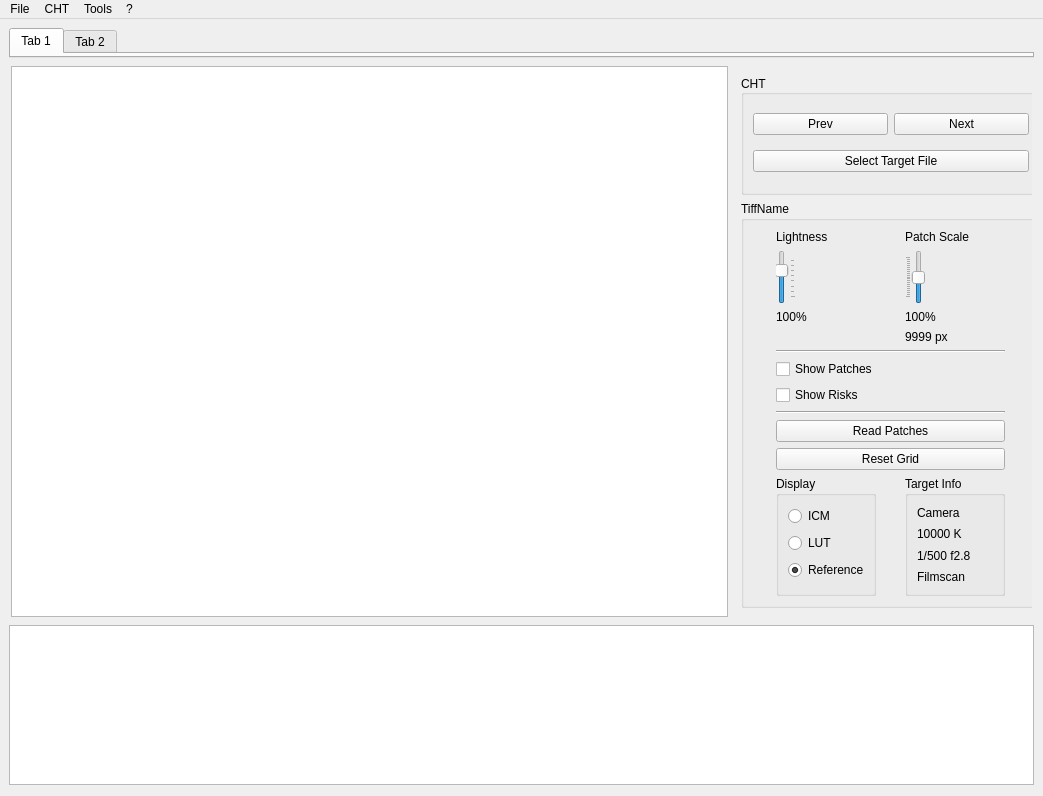
Before: the Qt Designer form src/tools/profiling/support/patch_reader.ui in Valdas2000/flab-DIY-stack, drawn with Qt 5.
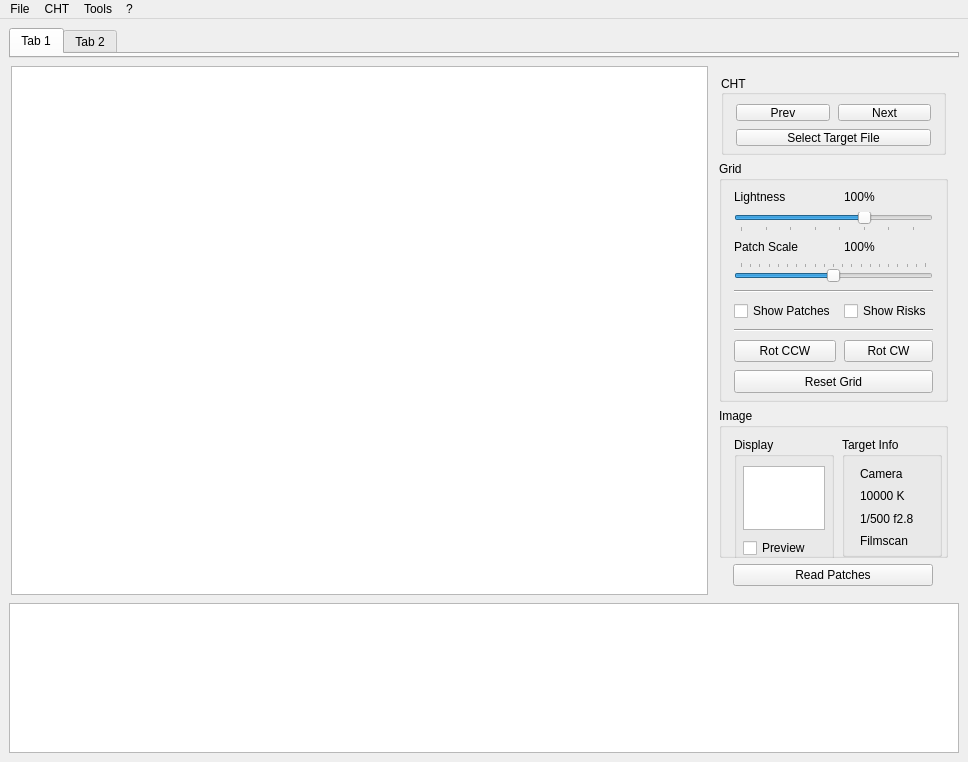
After: the same form once the commit is applied. Custom widgets are drawn as their Qt base class.

Commit message:
PatchReader tool update
[+] raw conversion
[+] create new project dialog
[+] cht_based preview generation
[+] target resampled based preview
[+] autofind argyll
[+] New project support generation templates or import
[+] Updated module convept (core module functions shell return exit code
[~] updated main window interface
[~] updated TargetsManages
[~] project as a directory (similar to VS Code and Py Charm)

```diff
--- a/src/tools/profiling/support/patch_reader.ui
+++ b/src/tools/profiling/support/patch_reader.ui
@@ -6,8 +6,8 @@
    <rect>
     <x>0</x>
     <y>0</y>
-    <width>1043</width>
-    <height>796</height>
+    <width>968</width>
+    <height>749</height>
    </rect>
   </property>
   <property name="sizePolicy">
@@ -141,9 +141,6 @@
             </property>
            </widget>
           </item>
-         </layout>
-        </widget>
-       </item>
        <item>
         <widget class="QWidget" name="l_buttonsPlacer_V" native="true">
          <property name="sizePolicy">
@@ -154,13 +151,13 @@
          </property>
          <property name="minimumSize">
           <size>
-           <width>300</width>
+              <width>200</width>
            <height>0</height>
           </size>
          </property>
          <property name="maximumSize">
           <size>
-           <width>300</width>
+              <width>250</width>
            <height>16777215</height>
           </size>
          </property>
@@ -175,13 +172,13 @@
             </property>
             <property name="minimumSize">
              <size>
-              <width>300</width>
-              <height>120</height>
+                 <width>225</width>
+                 <height>80</height>
              </size>
             </property>
             <property name="maximumSize">
              <size>
-              <width>300</width>
+                 <width>190</width>
               <height>16777215</height>
              </size>
             </property>
@@ -201,6 +198,21 @@
              <set>Qt::AlignLeading|Qt::AlignLeft|Qt::AlignVCenter</set>
             </property>
             <layout class="QGridLayout" name="gridLayout">
+                <property name="leftMargin">
+                 <number>12</number>
+                </property>
+                <property name="topMargin">
+                 <number>9</number>
+                </property>
+                <property name="rightMargin">
+                 <number>12</number>
+                </property>
+                <property name="bottomMargin">
+                 <number>6</number>
+                </property>
+                <property name="spacing">
+                 <number>8</number>
+                </property>
              <item row="0" column="0">
               <widget class="QPushButton" name="btn_prevCHT">
                <property name="toolTip">
@@ -243,20 +255,20 @@
           <item alignment="Qt::AlignHCenter">
            <widget class="QGroupBox" name="tiff_grp">
             <property name="sizePolicy">
-             <sizepolicy hsizetype="Maximum" vsizetype="Expanding">
+                <sizepolicy hsizetype="MinimumExpanding" vsizetype="Expanding">
               <horstretch>0</horstretch>
               <verstretch>0</verstretch>
              </sizepolicy>
             </property>
             <property name="minimumSize">
              <size>
-              <width>300</width>
-              <height>407</height>
+                 <width>225</width>
+                 <height>0</height>
              </size>
             </property>
             <property name="maximumSize">
              <size>
-              <width>300</width>
+                 <width>16777215</width>
               <height>16777215</height>
              </size>
             </property>
@@ -264,55 +276,25 @@
              <string>Target file name</string>
             </property>
             <property name="title">
-             <string>TiffName</string>
+                <string>Grid</string>
+               </property>
+               <property name="flat">
+                <bool>false</bool>
             </property>
             <layout class="QGridLayout" name="gridLayout_3">
-             <item row="3" column="1">
-              <widget class="QLabel" name="lbl_PatchPixels">
-               <property name="text">
-                <string>9999 px</string>
-               </property>
-              </widget>
-             </item>
-             <item row="4" column="0" colspan="2">
-              <widget class="Line" name="div_line_2">
-               <property name="orientation">
-                <enum>Qt::Horizontal</enum>
-               </property>
-              </widget>
-             </item>
-             <item row="8" column="0" colspan="2">
-              <widget class="QPushButton" name="btn_ReadPatches">
-               <property name="toolTip">
-                <string>Read colors from the target</string>
-               </property>
-               <property name="text">
-                <string>Read Patches</string>
-               </property>
-              </widget>
-             </item>
-             <item row="2" column="0">
-              <widget class="QLabel" name="lbl_LightnessValue">
-               <property name="text">
-                <string>100%</string>
-               </property>
-              </widget>
-             </item>
-             <item row="0" column="0">
-              <widget class="QLabel" name="lbl_Lightness">
-               <property name="text">
-                <string>Lightness</string>
-               </property>
-              </widget>
-             </item>
-             <item row="2" column="1">
-              <widget class="QLabel" name="lbl_PatchPersents">
-               <property name="text">
-                <string>100%</string>
-               </property>
-              </widget>
-             </item>
-             <item row="1" column="0">
+                <property name="leftMargin">
+                 <number>12</number>
+                </property>
+                <property name="rightMargin">
+                 <number>12</number>
+                </property>
+                <property name="bottomMargin">
+                 <number>6</number>
+                </property>
+                <property name="spacing">
+                 <number>8</number>
+                </property>
+                <item row="2" column="0" colspan="2">
               <widget class="QSlider" name="slide_Lightness">
                <property name="toolTip">
                 <string>Lightness of the target (does not impact the original image)</string>
@@ -330,7 +312,7 @@
                 <number>100</number>
                </property>
                <property name="orientation">
-                <enum>Qt::Vertical</enum>
+                   <enum>Qt::Horizontal</enum>
                </property>
                <property name="tickPosition">
                 <enum>QSlider::TicksBelow</enum>
@@ -340,7 +322,55 @@
                </property>
               </widget>
              </item>
-             <item row="1" column="1">
+                <item row="4" column="0">
+                 <widget class="QLabel" name="lbl_PatchScale">
+                  <property name="text">
+                   <string>Patch Scale</string>
+                  </property>
+                 </widget>
+                </item>
+                <item row="14" column="0" colspan="2">
+                 <widget class="Line" name="div_line1">
+                  <property name="orientation">
+                   <enum>Qt::Horizontal</enum>
+                  </property>
+                 </widget>
+                </item>
+                <item row="15" column="0">
+                 <widget class="QPushButton" name="btn_rotCCW">
+                  <property name="text">
+                   <string>Rot CCW</string>
+                  </property>
+                 </widget>
+                </item>
+                <item row="15" column="1">
+                 <widget class="QPushButton" name="btn_rotCW">
+                  <property name="text">
+                   <string>Rot CW</string>
+                  </property>
+                 </widget>
+                </item>
+                <item row="10" column="0">
+                 <widget class="QCheckBox" name="chk_ShowPatches">
+                  <property name="toolTip">
+                   <string>Show/Hide patch areas</string>
+                  </property>
+                  <property name="text">
+                   <string>Show Patches</string>
+                  </property>
+                  <property name="shortcut">
+                   <string>Ctrl+W</string>
+                  </property>
+                 </widget>
+                </item>
+                <item row="4" column="1">
+                 <widget class="QLabel" name="lbl_PatchPersents">
+                  <property name="text">
+                   <string>100%</string>
+                  </property>
+                 </widget>
+                </item>
+                <item row="7" column="0" colspan="2">
               <widget class="QSlider" name="slide_PatchScale">
                <property name="toolTip">
                 <string>Scale of patch zone</string>
@@ -352,7 +382,7 @@
                 <number>100</number>
                </property>
                <property name="orientation">
-                <enum>Qt::Vertical</enum>
+                   <enum>Qt::Horizontal</enum>
                </property>
                <property name="tickPosition">
                 <enum>QSlider::TicksAbove</enum>
@@ -362,14 +392,44 @@
                </property>
               </widget>
              </item>
-             <item row="0" column="1">
-              <widget class="QLabel" name="lbl_PatchScale">
+                <item row="16" column="0" colspan="2">
+                 <widget class="QPushButton" name="btn_ResetGrid">
+                  <property name="minimumSize">
+                   <size>
+                    <width>199</width>
+                    <height>23</height>
+                   </size>
+                  </property>
+                  <property name="toolTip">
+                   <string>Reset grid points to initial state</string>
+                  </property>
                <property name="text">
-                <string>Patch Scale</string>
+                   <string>Reset Grid</string>
                </property>
               </widget>
              </item>
-             <item row="6" column="0" colspan="2">
+                <item row="1" column="1">
+                 <widget class="QLabel" name="lbl_LightnessValue">
+                  <property name="text">
+                   <string>100%</string>
+                  </property>
+                 </widget>
+                </item>
+                <item row="1" column="0">
+                 <widget class="QLabel" name="lbl_Lightness">
+                  <property name="text">
+                   <string>Lightness</string>
+                  </property>
+                 </widget>
+                </item>
+                <item row="8" column="0" colspan="2">
+                 <widget class="Line" name="div_line_2">
+                  <property name="orientation">
+                   <enum>Qt::Horizontal</enum>
+                  </property>
+                 </widget>
+                </item>
+                <item row="10" column="1">
               <widget class="QCheckBox" name="chk_ShowRisks">
                <property name="toolTip">
                 <string>Show/Hide bad recognized patches</string>
@@ -382,42 +442,45 @@
                </property>
               </widget>
              </item>
-             <item row="7" column="0" colspan="2">
-              <widget class="Line" name="div_line1">
-               <property name="orientation">
-                <enum>Qt::Horizontal</enum>
-               </property>
+               </layout>
               </widget>
              </item>
-             <item row="9" column="0" colspan="2">
-              <widget class="QPushButton" name="btn_ResetGrid">
-               <property name="toolTip">
-                <string>Reset grid points to initial state</string>
+             <item alignment="Qt::AlignBottom">
+              <widget class="QGroupBox" name="grp_Image">
+               <property name="sizePolicy">
+                <sizepolicy hsizetype="Preferred" vsizetype="Expanding">
+                 <horstretch>0</horstretch>
+                 <verstretch>0</verstretch>
+                </sizepolicy>
                </property>
-               <property name="text">
-                <string>Reset Grid</string>
+               <property name="minimumSize">
+                <size>
+                 <width>0</width>
+                 <height>150</height>
+                </size>
                </property>
-              </widget>
-             </item>
-             <item row="5" column="0" colspan="2">
-              <widget class="QCheckBox" name="chk_ShowPatches">
-               <property name="toolTip">
-                <string>Show/Hide patch areas</string>
+               <property name="title">
+                <string>Image</string>
                </property>
-               <property name="text">
-                <string>Show Patches</string>
-               </property>
-               <property name="shortcut">
-                <string>Ctrl+W</string>
-               </property>
-              </widget>
-             </item>
-             <item row="10" column="0" alignment="Qt::AlignHCenter|Qt::AlignBottom">
-              <widget class="QGroupBox" name="grp_DisplayTarget">
+               <layout class="QHBoxLayout" name="horizontalLayout">
+                <property name="leftMargin">
+                 <number>10</number>
+                </property>
+                <property name="topMargin">
+                 <number>9</number>
+                </property>
+                <property name="rightMargin">
+                 <number>0</number>
+                </property>
+                <property name="bottomMargin">
+                 <number>0</number>
+                </property>
+                <item alignment="Qt::AlignTop">
+                 <widget class="QGroupBox" name="grp_Display">
                <property name="minimumSize">
                 <size>
                  <width>100</width>
-                 <height>120</height>
+                    <height>130</height>
                 </size>
                </property>
                <property name="maximumSize">
@@ -430,35 +493,43 @@
                 <string>Display</string>
                </property>
                <layout class="QVBoxLayout" name="verticalLayout_2">
-                <item>
-                 <widget class="QRadioButton" name="rb_show_ICM">
-                  <property name="text">
-                   <string>ICM</string>
-                  </property>
-                 </widget>
-                </item>
+                   <property name="spacing">
+                    <number>8</number>
+                   </property>
+                   <property name="leftMargin">
+                    <number>6</number>
+                   </property>
+                   <property name="rightMargin">
+                    <number>6</number>
+                   </property>
+                   <property name="bottomMargin">
+                    <number>6</number>
+                   </property>
                 <item>
-                 <widget class="QRadioButton" name="rb_show_LUT">
-                  <property name="text">
-                   <string>LUT</string>
-                  </property>
+                    <widget class="QListWidget" name="lst_Images">
+                     <property name="showDropIndicator" stdset="0">
+                      <bool>false</bool>
+                     </property>
+                     <property name="defaultDropAction">
+                      <enum>Qt::IgnoreAction</enum>
+                     </property>
+                     <property name="selectionBehavior">
+                      <enum>QAbstractItemView::SelectItems</enum>
+                     </property>
                  </widget>
                 </item>
                 <item>
-                 <widget class="QRadioButton" name="rb_show_REF">
+                    <widget class="QCheckBox" name="chk_showPreview">
                   <property name="text">
-                   <string>Reference</string>
-                  </property>
-                  <property name="checked">
-                   <bool>true</bool>
+                      <string>Preview</string>
                   </property>
                  </widget>
                 </item>
                </layout>
               </widget>
              </item>
-             <item row="10" column="1">
-              <widget class="QGroupBox" name="groupBox">
+                <item alignment="Qt::AlignTop">
+                 <widget class="QGroupBox" name="grp_ImageInfo">
                <property name="sizePolicy">
                 <sizepolicy hsizetype="Maximum" vsizetype="Preferred">
                  <horstretch>0</horstretch>
@@ -481,6 +552,18 @@
                 <string>Target Info</string>
                </property>
                <layout class="QVBoxLayout" name="verticalLayout_4">
+                   <property name="spacing">
+                    <number>8</number>
+                   </property>
+                   <property name="leftMargin">
+                    <number>15</number>
+                   </property>
+                   <property name="rightMargin">
+                    <number>0</number>
+                   </property>
+                   <property name="bottomMargin">
+                    <number>6</number>
+                   </property>
                 <item>
                  <widget class="QLabel" name="lbl_Camera">
                   <property name="text">
@@ -515,6 +598,25 @@
             </layout>
            </widget>
           </item>
+             <item alignment="Qt::AlignHCenter">
+              <widget class="QPushButton" name="btn_ReadPatches">
+               <property name="minimumSize">
+                <size>
+                 <width>200</width>
+                 <height>0</height>
+                </size>
+               </property>
+               <property name="toolTip">
+                <string>Read colors from the target</string>
+               </property>
+               <property name="text">
+                <string>Read Patches</string>
+               </property>
+              </widget>
+             </item>
+            </layout>
+           </widget>
+          </item>
          </layout>
         </widget>
        </item>
@@ -604,7 +706,7 @@
     <rect>
      <x>0</x>
      <y>0</y>
-     <width>1043</width>
+     <width>968</width>
      <height>22</height>
     </rect>
    </property>
@@ -621,7 +723,6 @@
     <addaction name="actionNew"/>
     <addaction name="actionOpen"/>
     <addaction name="actionSave"/>
-    <addaction name="actionSave_As"/>
     <addaction name="separator"/>
     <addaction name="actionProperties"/>
     <addaction name="separator"/>
@@ -666,7 +767,7 @@
   </widget>
   <action name="actionNew">
    <property name="text">
-    <string>New PCL</string>
+    <string>New Project ...</string>
    </property>
    <property name="toolTip">
     <string>Create a new pcl file (the old file discarded if any)</string>
@@ -677,7 +778,7 @@
   </action>
   <action name="actionOpen">
    <property name="text">
-    <string>Open PCL ...</string>
+    <string>Open Project ...</string>
    </property>
    <property name="toolTip">
     <string>Open pcl file</string>
@@ -688,7 +789,7 @@
   </action>
   <action name="actionSave">
    <property name="text">
-    <string>Save PCL</string>
+    <string>Save Project</string>
    </property>
    <property name="shortcut">
     <string>Ctrl+R</string>
@@ -772,7 +873,7 @@
   </action>
   <action name="actionProperties">
    <property name="text">
-    <string>PCL Properties...</string>
+    <string>Project Properties ...</string>
    </property>
    <property name="toolTip">
     <string>Tune up pcl file</string>
```
Lines whose indentation alone changed are shown as unchanged. The commit also changes 17 other files.
